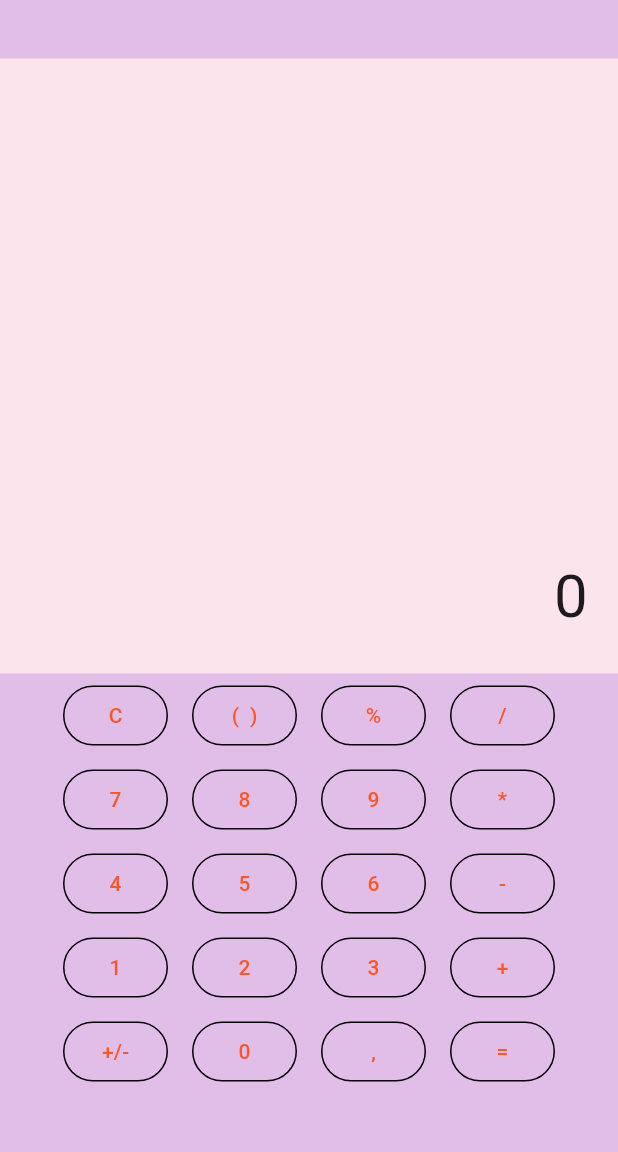
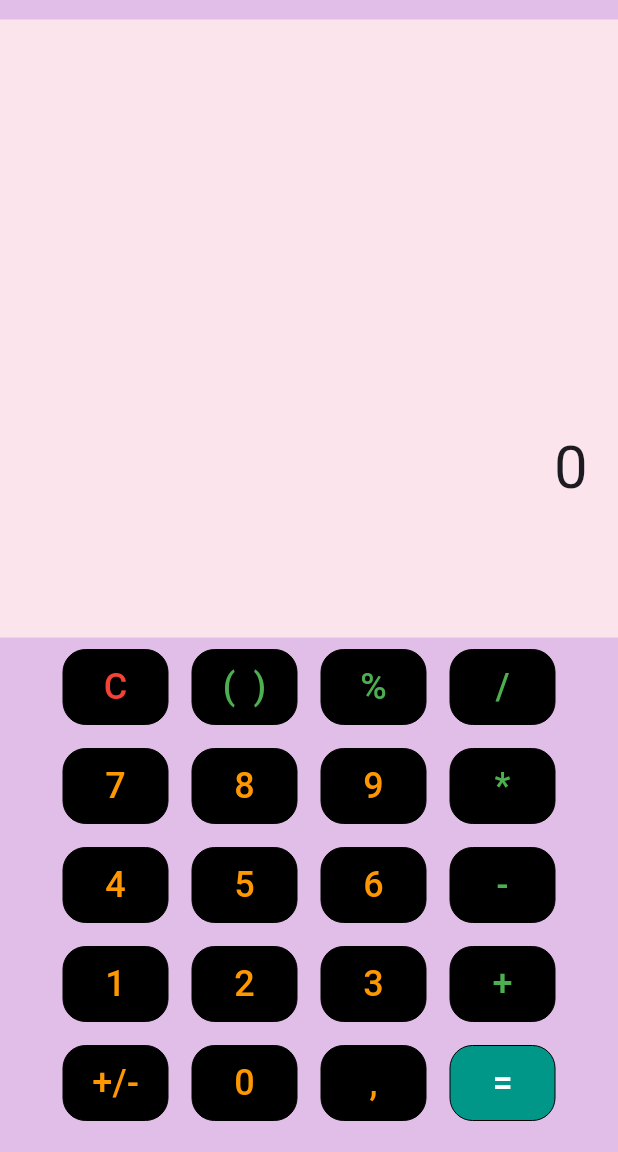
Before and after one commit to ebriONE/Calculator-app-v2, a Flutter app: the screen it shows after launch, on a phone screen of 412 x 824 dp, the part 84-1236 px from its top. Run offline on Flutter 3.47's test engine with Material 3 defaults, Android fonts, the phone set to English and light mode, and no system bars.

Commit message:
Changed ui

```diff
--- a/lib/main.dart
+++ b/lib/main.dart
@@ -5,7 +5,7 @@ void main() {
 }
 
 class MyApp extends StatelessWidget {
-  const MyApp({Key? key});
+  const  MyApp({super.key});
 
   @override
   Widget build(BuildContext context) {
@@ -17,7 +17,8 @@ class MyApp extends StatelessWidget {
 }
 
 class HomePage extends StatefulWidget {
-  const HomePage({Key? key});
+  const HomePage({super.key});
+
 
   @override
   State<HomePage> createState() => _MyAppState();
@@ -29,6 +30,9 @@ class _MyAppState extends State<HomePage> {
 
   @override
   Widget build(BuildContext context) {
+    Size screenSize = MediaQuery.of(context).size;
+    //double width = screenSize.width * 1.0;
+    //double height = screenSize.height * 0.4500;
     return Scaffold(
       appBar: AppBar(
         title: const Text("Calculator"),
@@ -39,8 +43,8 @@ class _MyAppState extends State<HomePage> {
         mainAxisAlignment: MainAxisAlignment.center,
         children: [
           SizedBox(
-            width: 450,
-            height: 410,
+            width: MediaQuery.of(context).size.height,
+            height: MediaQuery.of(context).size.width,
             child: Padding(
               padding: const EdgeInsets.all(0.0),
               child: SizedBox(
@@ -48,11 +52,11 @@ class _MyAppState extends State<HomePage> {
                 child: Container(
                   color: Colors.pink[50],
                   child: Padding(
-                    padding: const EdgeInsets.fromLTRB(20.0,330.0,20.0,4.0),
+                    padding: const EdgeInsets.fromLTRB(20.0,270.0,20.0,4.0),
                     child: Text(
                       "$valueOfTheNumber",
                       textDirection: TextDirection.rtl,
-                      style: TextStyle(
+                      style: const TextStyle(
                         fontSize: 40.0
                       ),
                     ),
@@ -64,18 +68,18 @@ class _MyAppState extends State<HomePage> {
           Row(
             mainAxisAlignment: MainAxisAlignment.center,
             children: [
-              buildButton("C", () {
+              buildButton("C",Colors.red,Colors.black, () {
                 setState(() {
                   valueOfTheNumber = 0;
                 });
               }),
-              buildButton("(  )", () {
+              buildButton("(  )", Colors.green,Colors.black,() {
                 //TODO add action
               }),
-              buildButton("%", () {
+              buildButton("%",Colors.green,Colors.black, () {
                 //TODO add action
               }),
-              buildButton("/", () {
+              buildButton("/",Colors.green,Colors.black, () {
                 //TODO add action
               }),
             ],
@@ -83,22 +87,22 @@ class _MyAppState extends State<HomePage> {
           Row(
             mainAxisAlignment: MainAxisAlignment.center,
             children: [
-              buildButton("7",() {
+              buildButton("7",Colors.orange,Colors.black,() {
                 setState(() {
                   valueOfTheNumber = 7;
                 });
               }),
-              buildButton("8",() {
+              buildButton("8",Colors.orange,Colors.black,() {
                 setState(() {
                   valueOfTheNumber = 8;
                 });
               }),
-              buildButton("9",() {
+              buildButton("9",Colors.orange,Colors.black,() {
                 setState(() {
                   valueOfTheNumber = 9;
                 });
               }),
-              buildButton("*", () {
+              buildButton("*",Colors.green,Colors.black, () {
                 //TODO add action
               }),
             ],
@@ -106,22 +110,22 @@ class _MyAppState extends State<HomePage> {
           Row(
             mainAxisAlignment: MainAxisAlignment.center,
             children: [
-              buildButton("4",() {
+              buildButton("4",Colors.orange,Colors.black,() {
                 setState(() {
                   valueOfTheNumber = 4;
                 });
               }),
-              buildButton("5",() {
+              buildButton("5",Colors.orange,Colors.black,() {
                 setState(() {
                   valueOfTheNumber = 5;
                 });
               }),
-              buildButton("6",() {
+              buildButton("6",Colors.orange,Colors.black,() {
                 setState(() {
                   valueOfTheNumber = 6;
                 });
               }),
-              buildButton("-", () {
+              buildButton("-",Colors.green,Colors.black, () {
                 //TODO add action
               }),
             ],
@@ -129,22 +133,22 @@ class _MyAppState extends State<HomePage> {
           Row(
             mainAxisAlignment: MainAxisAlignment.center,
             children: [
-              buildButton("1",() {
+              buildButton("1",Colors.orange,Colors.black,() {
                 setState(() {
                   valueOfTheNumber = 1;
                 });
               }),
-              buildButton("2",() {
+              buildButton("2",Colors.orange,Colors.black,() {
                 setState(() {
                   valueOfTheNumber = 2;
                 });
               }),
-              buildButton("3",() {
+              buildButton("3",Colors.orange,Colors.black,() {
                 setState(() {
                   valueOfTheNumber = 3;
                 });
               }),
-              buildButton("+", () {
+              buildButton("+", Colors.green,Colors.black,() {
                 setState(() {
                   //TODO add action
                 });
@@ -154,46 +158,52 @@ class _MyAppState extends State<HomePage> {
           Row(
             mainAxisAlignment: MainAxisAlignment.center,
             children: [
-              buildButton("+/-", () {
+              buildButton("+/-", Colors.orange,Colors.black,() {
                 //TODO add action
               }),
-              buildButton("0",() {
+              buildButton("0", Colors.orange,Colors.black, () {
                 setState(() {
                   valueOfTheNumber = 0;
                 });
               }),
-              buildButton(",", () {
+              buildButton(",",Colors.orange,Colors.black, () {
                 //TODO add action
               }),
-              buildButton("=", () {
+              buildButton("=",Colors.white,Colors.teal, () {
                 //TODO add action
               }),
             ],
           ),
-          Row(
-            mainAxisAlignment: MainAxisAlignment.center,
-            children: [
-              //TODO add action
-            ],
-          )
         ],
       ),
     );
   }
 
-  Widget buildButton(String buttonText, VoidCallback onPressed) {
+  Widget buildButton(String buttonText, Color color, Color background, VoidCallback onPressed,) {
     return Padding(
       padding: const EdgeInsets.all(8.0),
       child: SizedBox(
         width: 70,
-        height: 40,
+        height: 50,
         child: TextButton(
           onPressed: onPressed,
-          style: TextButton.styleFrom(
-            side: const BorderSide(width: 1.0),
-            foregroundColor: Colors.deepOrange
+          style: ButtonStyle(
+            shape: MaterialStateProperty.all<RoundedRectangleBorder>(
+              RoundedRectangleBorder(
+                borderRadius: BorderRadius.circular(15.0),
+              ),
+            ),
+            side: MaterialStateProperty.all<BorderSide>(
+              const BorderSide(width: 0.0),
+            ),
+            foregroundColor: MaterialStateProperty.all<Color>(color),
+            backgroundColor: MaterialStateProperty.all<Color>(background),
           ),
-          child: Text(buttonText),
+          child: Text(buttonText,
+          style: const  TextStyle(
+            fontSize: 24.0
+          ),
+          ),
         ),
       ),
     );
```
